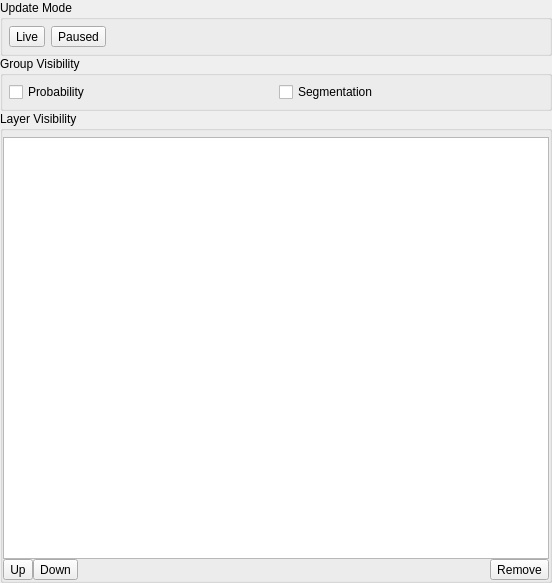
ilastik/ilastik, file ilastik/applets/pixelClassification/viewerControls.ui: the form before one commit.
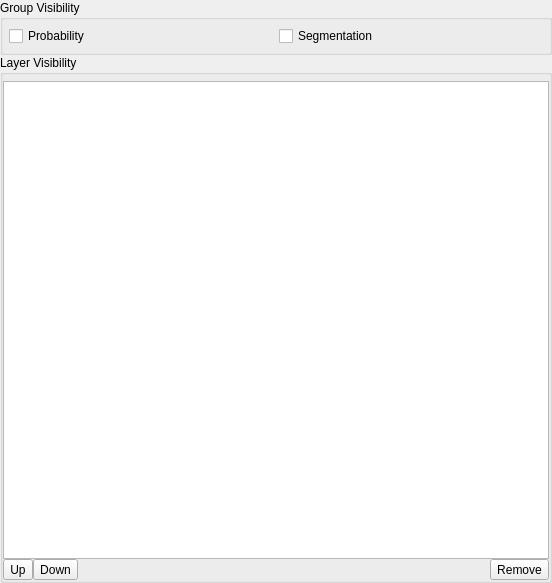
The form after the commit. Icons and pictures are not drawn. Custom widgets are drawn as their Qt base class.

Commit message:
move "live update button" into drawer, remove "pause" button
This fixes #117.

```diff
--- a/ilastik/applets/pixelClassification/viewerControls.ui
+++ b/ilastik/applets/pixelClassification/viewerControls.ui
@@ -28,63 +28,6 @@
    </property>
    <item>
     <layout class="QVBoxLayout" name="verticalLayout_6">
-     <item>
-      <widget class="QGroupBox" name="groupBox_3">
-       <property name="title">
-        <string>Update Mode</string>
-       </property>
-       <layout class="QHBoxLayout" name="horizontalLayout">
-        <property name="margin">
-         <number>6</number>
-        </property>
-        <item>
-         <widget class="QToolButton" name="liveUpdateButton">
-          <property name="text">
-           <string>Live</string>
-          </property>
-          <property name="checkable">
-           <bool>true</bool>
-          </property>
-          <property name="autoExclusive">
-           <bool>true</bool>
-          </property>
-          <property name="toolButtonStyle">
-           <enum>Qt::ToolButtonTextBesideIcon</enum>
-          </property>
-         </widget>
-        </item>
-        <item>
-         <widget class="QToolButton" name="pauseUpdateButton">
-          <property name="text">
-           <string>Paused</string>
-          </property>
-          <property name="checkable">
-           <bool>true</bool>
-          </property>
-          <property name="autoExclusive">
-           <bool>true</bool>
-          </property>
-          <property name="toolButtonStyle">
-           <enum>Qt::ToolButtonTextBesideIcon</enum>
-          </property>
-         </widget>
-        </item>
-        <item>
-         <spacer name="horizontalSpacer_3">
-          <property name="orientation">
-           <enum>Qt::Horizontal</enum>
-          </property>
-          <property name="sizeHint" stdset="0">
-           <size>
-            <width>40</width>
-            <height>20</height>
-           </size>
-          </property>
-         </spacer>
-        </item>
-       </layout>
-      </widget>
-     </item>
      <item>
       <widget class="QGroupBox" name="groupBox">
        <property name="title">
```
The commit also changes 2 other files.
